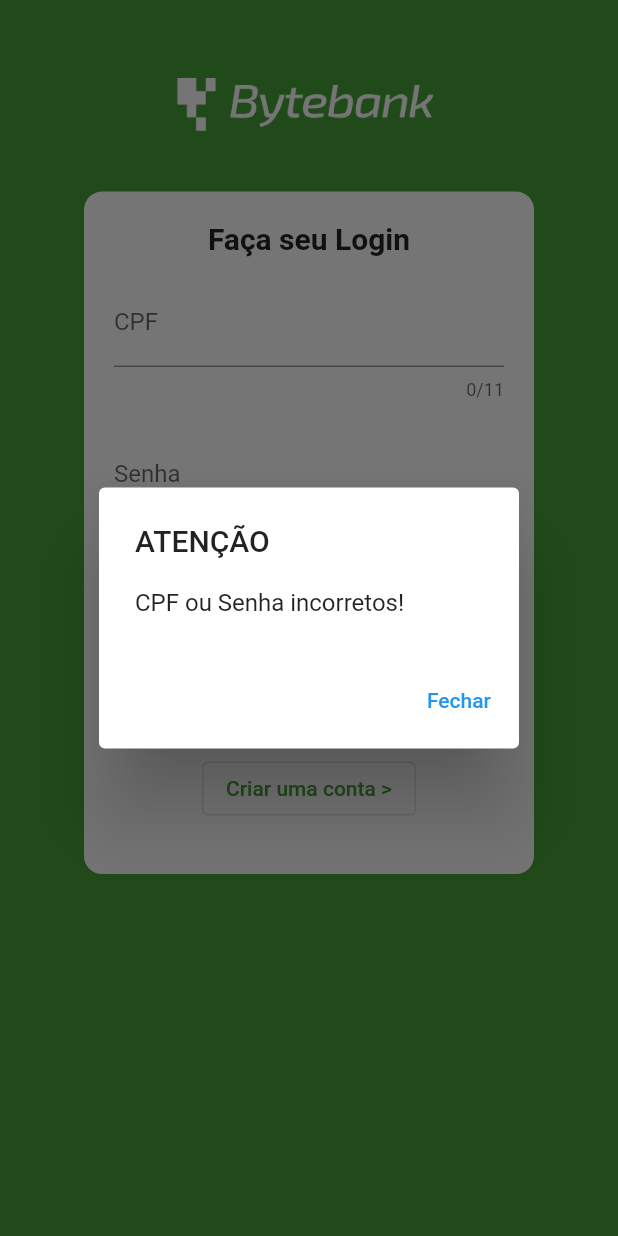
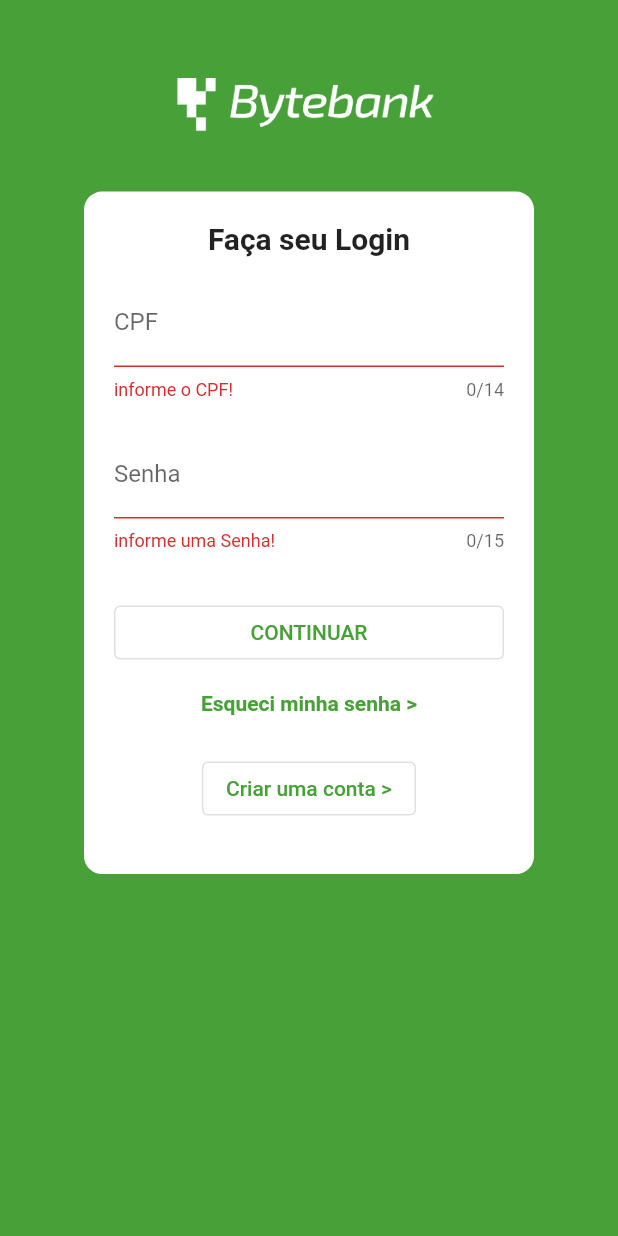
Before and after one commit to habyb/flutter-forms, a Flutter app: the screen it shows after launch, after a tap on "CONTINUAR", on a phone screen of 412 x 824 dp. Run offline on Flutter 3.47's test engine with Material 2 defaults, Android fonts, the phone set to English and light mode, and no system bars; our stand-ins replace brasil_fields.

```diff
--- a/lib/screens/autenticacao/login.dart
+++ b/lib/screens/autenticacao/login.dart
@@ -1,9 +1,12 @@
+import 'package:brasil_fields/brasil_fields.dart';
 import 'package:flutter/material.dart';
+import 'package:flutter/services.dart';
 import 'package:flutterforms/screens/dashboard/dashboard.dart';
 
 class Login extends StatelessWidget {
   final TextEditingController _cpfController = TextEditingController();
   final TextEditingController _senhaController = TextEditingController();
+  final _formKey = GlobalKey<FormState>();
 
   @override
   Widget build(BuildContext context) {
@@ -34,6 +37,23 @@ class Login extends StatelessWidget {
                   ),
                   child: Padding(
                       padding: const EdgeInsets.all(20),
+                      child: _construirFormulario(context)),
+                ),
+              ),
+              SizedBox(
+                height: 20,
+              )
+            ],
+          ),
+        ),
+      ),
+      backgroundColor: Theme.of(context).accentColor,
+    );
+  }
+
+  _construirFormulario(context) {
+    return Form(
+      key: _formKey,
       child: Column(
         children: [
           Text(
@@ -46,18 +66,38 @@ class Login extends StatelessWidget {
           SizedBox(
             height: 15,
           ),
-                        TextField(
+          TextFormField(
             decoration: InputDecoration(labelText: 'CPF'),
-                          maxLength: 11,
+            maxLength: 14,
+            inputFormatters: [
+              FilteringTextInputFormatter.digitsOnly,
+              CpfInputFormatter(),
+            ],
+            validator: (value) {
+              if (value.length == 0) {
+                return 'informe o CPF!';
+              } else if (value.length < 14) {
+                return 'CPF inválido!';
+              } else {
+                return null;
+              }
+            },
             keyboardType: TextInputType.number,
             controller: _cpfController,
           ),
           SizedBox(
             height: 20,
           ),
-                        TextField(
+          TextFormField(
             decoration: InputDecoration(labelText: 'Senha'),
             maxLength: 15,
+            validator: (value) {
+              if (value.length == 0) {
+                return 'informe uma Senha!';
+              } else {
+                return null;
+              }
+            },
             keyboardType: TextInputType.text,
             controller: _senhaController,
           ),
@@ -69,31 +109,31 @@ class Login extends StatelessWidget {
               style: OutlinedButton.styleFrom(
                   primary: Theme.of(context).accentColor),
               onPressed: () {
-                              if (_validaCampos()) {
+                if (_formKey.currentState.validate()) {
                 Navigator.pushAndRemoveUntil(
                     context,
                     MaterialPageRoute(
                       builder: (context) => Dashboard(),
                     ),
                     (route) => false);
-                              } else {
-                                showDialog(
-                                  context: context,
-                                  builder: (BuildContext context) {
-                                    return AlertDialog(
-                                      title: Text('ATENÇÃO'),
-                                      content: Text('CPF ou Senha incorretos!'),
-                                      actions: [
-                                        TextButton(
-                                            onPressed: () {
-                                              Navigator.pop(context);
-                                            },
-                                            child: Text('Fechar'))
-                                      ],
-                                    );
-                                  },
-                                );
-                              }
+                }// else {
+                //   showDialog(
+                //     context: context,
+                //     builder: (BuildContext context) {
+                //       return AlertDialog(
+                //         title: Text('ATENÇÃO'),
+                //         content: Text('CPF ou Senha incorretos!'),
+                //         actions: [
+                //           TextButton(
+                //               onPressed: () {
+                //                 Navigator.pop(context);
+                //               },
+                //               child: Text('Fechar'))
+                //         ],
+                //       );
+                //     },
+                //   );
+                // }
               },
             ),
           ),
@@ -118,24 +158,6 @@ class Login extends StatelessWidget {
           ),
         ],
       ),
-                  ),
-                ),
-              ),
-              SizedBox(
-                height: 20,
-              )
-            ],
-          ),
-        ),
-      ),
-      backgroundColor: Theme.of(context).accentColor,
     );
   }
-
-  bool _validaCampos() {
-    if (_cpfController.text.length > 0 && _senhaController.text.length > 0)
-      return true;
-
-    return false;
 }
-}
--- a/pubspec.yaml
+++ b/pubspec.yaml
@@ -29,6 +29,8 @@ dependencies:
   # Use with the CupertinoIcons class for iOS style icons.
   cupertino_icons: ^1.0.2
   provider: ^5.0.0
+  brasil_fields: ^0.6.0
+
 dev_dependencies:
   flutter_test:
     sdk: flutter
```
Also changed, not shown: pubspec.lock. Lines whose indentation alone changed are shown as unchanged.
